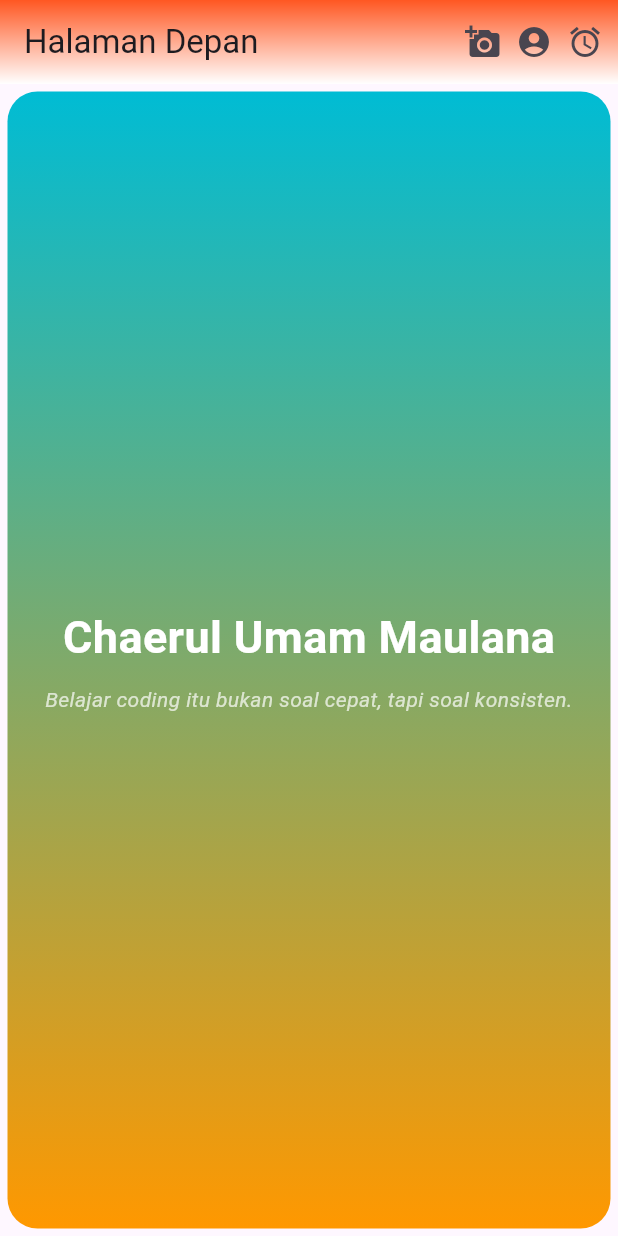
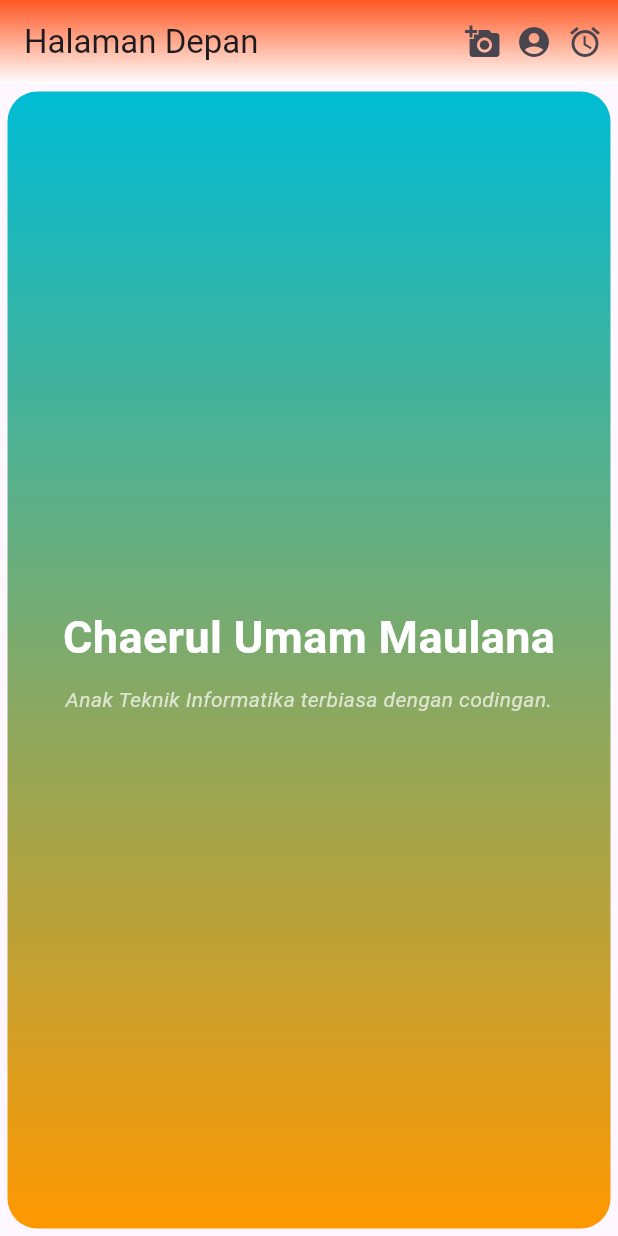
Before and after one commit to ChaerulUmamMaulana/latihan_week5_containers_1123150132, a Flutter app: the screen it shows after launch, on a phone screen of 412 x 824 dp. Run offline on Flutter 3.47's test engine with Material 3 defaults, Android fonts, the phone set to English and light mode, and no system bars.

Commit message:
Perubahan pada text quotes pada container

```diff
--- a/lib/main.dart
+++ b/lib/main.dart
@@ -91,7 +91,7 @@ class Halaman extends StatelessWidget {
       ),
       SizedBox(height: 10),
       Text(
-        "Belajar coding itu bukan soal cepat, tapi soal konsisten.",
+        "Anak Teknik Informatika terbiasa dengan codingan.",
         style: TextStyle(
           fontStyle: FontStyle.italic,
           color: Colors.white70,
```
